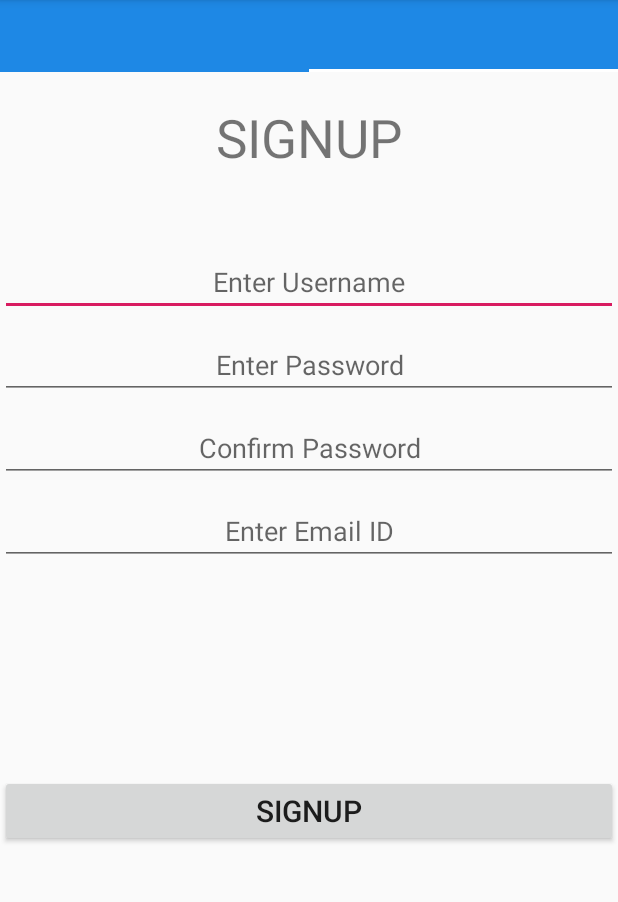
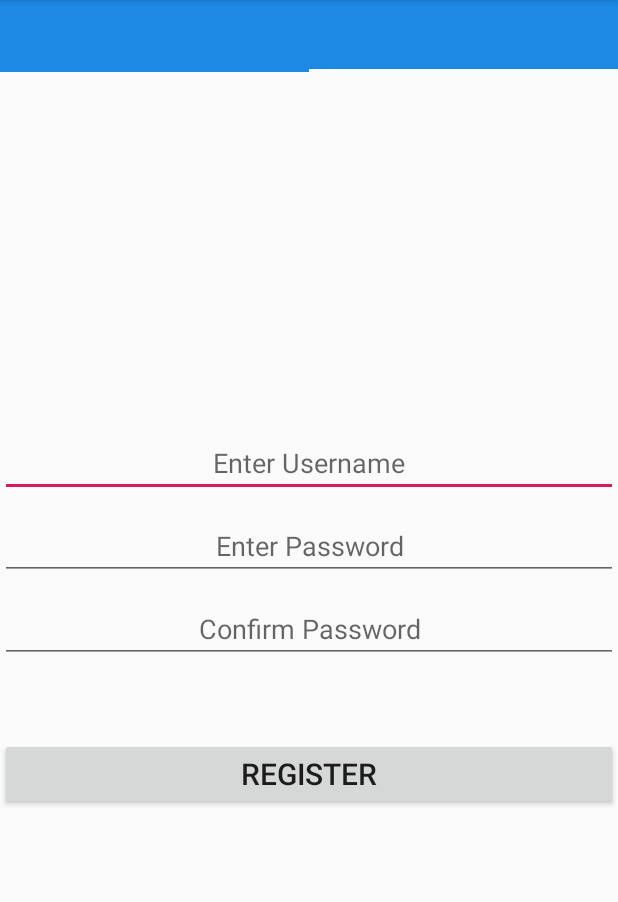
Before and after one commit to amarpudasaini07/OnlineShoppingStore, an Android app: the screen it shows after launch (ViewPagerActivity), tab 2 chosen, on a phone screen of 412 x 824 dp, the part 84-986 px from its top. Run offline under Robolectric (Android 15) with nearby library versions, the phone set to English and light mode, and no system bars.

Commit message:
Login and Signup with Shared Preferences is implemented

```diff
--- a/app/src/main/AndroidManifest.xml
+++ b/app/src/main/AndroidManifest.xml
@@ -9,6 +9,7 @@
         android:roundIcon="@mipmap/ic_launcher_round"
         android:supportsRtl="true"
         android:theme="@style/AppTheme">
+        <activity android:name=".DashboardActivity"></activity>
         <activity android:name=".ViewPagerActivity">
             <intent-filter>
                 <action android:name="android.intent.action.MAIN" />
@@ -16,9 +17,7 @@
                 <category android:name="android.intent.category.LAUNCHER" />
             </intent-filter>
         </activity>
-        <activity android:name=".MainActivity">
-
-        </activity>
+        <activity android:name=".MainActivity"></activity>
     </application>
 
 </manifest>
--- a/app/src/main/java/fragments/Login.java
+++ b/app/src/main/java/fragments/Login.java
@@ -1,18 +1,28 @@
 package fragments;
 
 
+import android.content.Context;
+import android.content.Intent;
+import android.content.SharedPreferences;
 import android.os.Bundle;
 import android.support.v4.app.Fragment;
 import android.view.LayoutInflater;
 import android.view.View;
 import android.view.ViewGroup;
+import android.widget.Button;
+import android.widget.EditText;
+import android.widget.Toast;
 
+import com.e.onlineshoppingstore.DashboardActivity;
 import com.e.onlineshoppingstore.R;
 
 /**
  * A simple {@link Fragment} subclass.
  */
-public class Login extends Fragment {
+public class Login extends Fragment implements View.OnClickListener{
+
+    private EditText etUsername, etPassword;
+    private Button btnLogin;
 
 
     public Login() {
@@ -24,7 +34,33 @@ public class Login extends Fragment {
     public View onCreateView(LayoutInflater inflater, ViewGroup container,
                              Bundle savedInstanceState) {
         // Inflate the layout for this fragment
-        return inflater.inflate(R.layout.fragment_login, container, false);
+        View view= inflater.inflate(R.layout.fragment_login, container, false);
+
+        etUsername=view.findViewById(R.id.etUsername);
+        etPassword=view.findViewById(R.id.etPassword);
+        btnLogin=view.findViewById(R.id.btnLogin);
+
+        btnLogin.setOnClickListener(this);
+        return view;
+    }
+
+    @Override
+    public void onClick(View v) {
+        checkUser();
+    }
+
+    private void checkUser(){
+        SharedPreferences sharedPreferences=getActivity().getSharedPreferences("User", Context.MODE_PRIVATE);
+        String username=sharedPreferences.getString("username", "");
+        String password=sharedPreferences.getString("password", "");
+        if(username.equals(etUsername.getText().toString())&&password.equals(etPassword.getText().toString())){
+            Intent I=new Intent(getActivity(), DashboardActivity.class);
+            startActivity(I);
+        }
+        else{
+            Toast.makeText(getActivity(), "Either username or password is incorrect", Toast.LENGTH_SHORT).show();
+        }
+
     }
 
 }
--- a/app/src/main/java/fragments/Signup.java
+++ b/app/src/main/java/fragments/Signup.java
@@ -1,18 +1,27 @@
 package fragments;
 
 
+import android.content.SharedPreferences;
 import android.os.Bundle;
 import android.support.v4.app.Fragment;
 import android.view.LayoutInflater;
 import android.view.View;
 import android.view.ViewGroup;
+import android.widget.Button;
+import android.widget.EditText;
+import android.widget.Toast;
 
 import com.e.onlineshoppingstore.R;
+
+import static android.content.Context.MODE_PRIVATE;
 
 /**
  * A simple {@link Fragment} subclass.
  */
-public class Signup extends Fragment {
+public class Signup extends Fragment implements View.OnClickListener{
+
+    private EditText etRegisterUN, etRegisterPW, etRegisterConPW;
+    private Button btnRegister;
 
 
     public Signup() {
@@ -24,7 +33,30 @@ public class Signup extends Fragment {
     public View onCreateView(LayoutInflater inflater, ViewGroup container,
                              Bundle savedInstanceState) {
         // Inflate the layout for this fragment
-        return inflater.inflate(R.layout.fragment_signup, container, false);
+        View view= inflater.inflate(R.layout.fragment_signup, container, false);
+
+        etRegisterUN=view.findViewById(R.id.etRegisterUN);
+        etRegisterPW=view.findViewById(R.id.etRegisterPW);
+        etRegisterConPW=view.findViewById(R.id.etRegisterConPW);
+        btnRegister=view.findViewById(R.id.btnRegister);
+
+        btnRegister.setOnClickListener(this);
+        return view;
     }
 
+    @Override
+    public void onClick(View v) {
+        SignUp();
+    }
+    private void SignUp(){
+
+        SharedPreferences sharedPreferences=getActivity().getSharedPreferences("User", MODE_PRIVATE);
+        SharedPreferences.Editor editor=sharedPreferences.edit();
+        editor.putString("username",etRegisterUN.getText().toString());
+        editor.putString("password",etRegisterPW.getText().toString());
+        editor.putString("password",etRegisterConPW.getText().toString());
+
+        editor.commit();
+        Toast.makeText(getActivity(),"Successfully Registered", Toast.LENGTH_SHORT).show();
+    }
 }
--- a/app/src/main/res/layout/fragment_login.xml
+++ b/app/src/main/res/layout/fragment_login.xml
@@ -23,9 +23,10 @@
         android:id="@+id/etPassword"
         android:layout_width="match_parent"
         android:layout_height="wrap_content"
-        android:hint="Enter Username" />
+        android:hint="Enter Password" />
 
     <Button
+        android:id="@+id/btnLogin"
         android:textSize="20dp"
         android:text="Login"
         android:layout_width="match_parent"
--- a/app/src/main/res/layout/fragment_signup.xml
+++ b/app/src/main/res/layout/fragment_signup.xml
@@ -3,21 +3,15 @@
     android:layout_width="match_parent"
     android:layout_height="match_parent"
     android:orientation="vertical"
-    tools:context="fragments.Signup">
+    android:gravity="center"
+    tools:context="fragments.Login">
 
     <!-- TODO: Update blank fragment layout -->
 
-    <TextView
-        android:layout_marginTop="20dp"
-        android:gravity="center"
-        android:textSize="35dp"
-        android:layout_width="match_parent"
-        android:layout_height="wrap_content"
-        android:text="SIGNUP"/>
 
     <EditText
         android:gravity="center"
-        android:layout_marginTop="50dp"
+        android:layout_marginTop="10dp"
         android:id="@+id/etRegisterUN"
         android:layout_width="match_parent"
         android:layout_height="wrap_content"
@@ -31,7 +25,6 @@
         android:layout_height="wrap_content"
         android:hint="Enter Password" />
 
-
     <EditText
         android:gravity="center"
         android:layout_marginTop="10dp"
@@ -40,21 +33,12 @@
         android:layout_height="wrap_content"
         android:hint="Confirm Password" />
 
-    <EditText
-        android:gravity="center"
-        android:layout_marginTop="10dp"
-        android:id="@+id/etRegisterEmail"
+    <Button
+        android:id="@+id/btnRegister"
+        android:textSize="20dp"
+        android:text="Register"
         android:layout_width="match_parent"
         android:layout_height="wrap_content"
-        android:hint="Enter Email ID" />
-
-    <Button
-        android:id="@+id/btnSignup"
-        android:textSize="20dp"
-        android:text="Signup"
-        android:layout_width="match_parent"
-        android:layout_height="wrap_content"
-        android:layout_marginTop="140dp"/>
-
+        android:layout_marginTop="50dp"/>
 
 </LinearLayout>
```
Also changed, not shown: app/src/main/java/com/e/onlineshoppingstore/DashboardActivity.java (added, +13 -0 lines), app/src/main/java/com/e/onlineshoppingstore/MainActivity.java (+19 -0 lines), app/src/main/res/layout/activity_dashboard.xml (added, +9 -0 lines).
